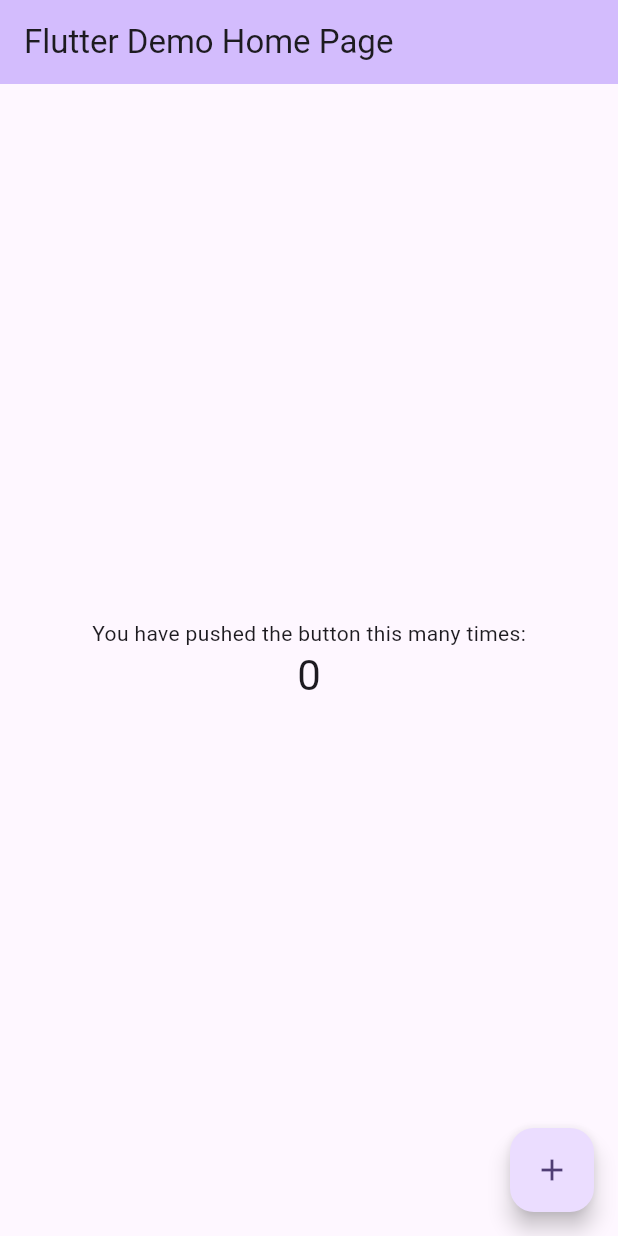
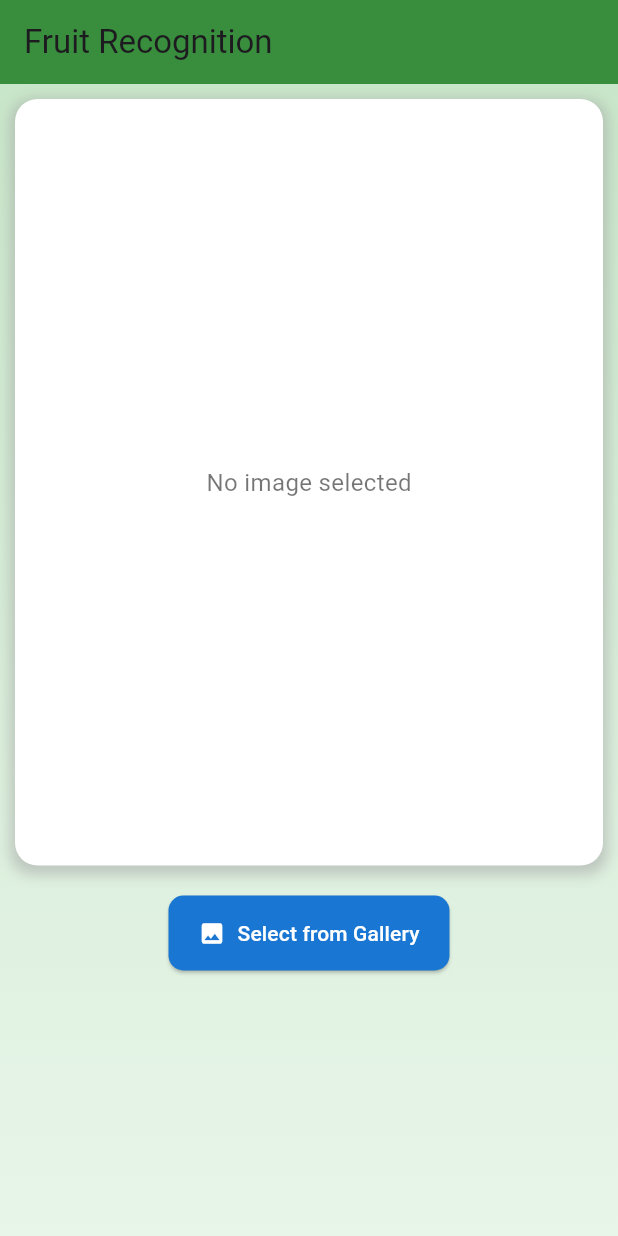
Before and after one commit to MaleeshaVidurath/FruitRecongnitionFlutterApp, a Flutter app: the screen it shows after launch, on a phone screen of 412 x 824 dp. Run offline on Flutter 3.47's test engine with Material 3 defaults, Android fonts, the phone set to English and light mode, and no system bars; our stand-ins replace image_picker.

Commit message:
image picker dependecy added adn customise the project

```diff
--- a/app/lib/main.dart
+++ b/app/lib/main.dart
@@ -1,125 +1,123 @@
 import 'package:flutter/material.dart';
+import 'package:image_picker/image_picker.dart';
 
 void main() {
-  runApp(const MyApp());
+  runApp(const FruitRecognitionApp());
 }
 
-class MyApp extends StatelessWidget {
-  const MyApp({super.key});
+class FruitRecognitionApp extends StatelessWidget {
+  const FruitRecognitionApp({super.key});
 
-  // This widget is the root of your application.
   @override
   Widget build(BuildContext context) {
     return MaterialApp(
-      title: 'Flutter Demo',
+      debugShowCheckedModeBanner: false,
+      title: 'Fruit Recognition',
       theme: ThemeData(
-        // This is the theme of your application.
-        //
-        // TRY THIS: Try running your application with "flutter run". You'll see
-        // the application has a purple toolbar. Then, without quitting the app,
-        // try changing the seedColor in the colorScheme below to Colors.green
-        // and then invoke "hot reload" (save your changes or press the "hot
-        // reload" button in a Flutter-supported IDE, or press "r" if you used
-        // the command line to start the app).
-        //
-        // Notice that the counter didn't reset back to zero; the application
-        // state is not lost during the reload. To reset the state, use hot
-        // restart instead.
-        //
-        // This works for code too, not just values: Most code changes can be
-        // tested with just a hot reload.
-        colorScheme: ColorScheme.fromSeed(seedColor: Colors.deepPurple),
-        useMaterial3: true,
+        primarySwatch: Colors.green,
+        visualDensity: VisualDensity.adaptivePlatformDensity,
       ),
-      home: const MyHomePage(title: 'Flutter Demo Home Page'),
+      home: const FruitRecognitionHomePage(),
     );
   }
 }
 
-class MyHomePage extends StatefulWidget {
-  const MyHomePage({super.key, required this.title});
-
-  // This widget is the home page of your application. It is stateful, meaning
-  // that it has a State object (defined below) that contains fields that affect
-  // how it looks.
-
-  // This class is the configuration for the state. It holds the values (in this
-  // case the title) provided by the parent (in this case the App widget) and
-  // used by the build method of the State. Fields in a Widget subclass are
-  // always marked "final".
-
-  final String title;
+class FruitRecognitionHomePage extends StatefulWidget {
+  const FruitRecognitionHomePage({super.key});
 
   @override
-  State<MyHomePage> createState() => _MyHomePageState();
+  State<FruitRecognitionHomePage> createState() =>
+      _FruitRecognitionHomePageState();
 }
 
-class _MyHomePageState extends State<MyHomePage> {
-  int _counter = 0;
+class _FruitRecognitionHomePageState extends State<FruitRecognitionHomePage> {
+  final ImagePicker _picker = ImagePicker();
+  XFile? _pickedImage;
 
-  void _incrementCounter() {
-    setState(() {
-      // This call to setState tells the Flutter framework that something has
-      // changed in this State, which causes it to rerun the build method below
-      // so that the display can reflect the updated values. If we changed
-      // _counter without calling setState(), then the build method would not be
-      // called again, and so nothing would appear to happen.
-      _counter++;
-    });
+  Future<void> pickImageFromGallery() async {
+    try {
+      final pickedImage = await _picker.pickImage(source: ImageSource.gallery);
+      setState(() {
+        _pickedImage = pickedImage;
+      });
+    } catch (e) {
+      print('Error picking image: $e');
+    }
   }
 
   @override
   Widget build(BuildContext context) {
-    // This method is rerun every time setState is called, for instance as done
-    // by the _incrementCounter method above.
-    //
-    // The Flutter framework has been optimized to make rerunning build methods
-    // fast, so that you can just rebuild anything that needs updating rather
-    // than having to individually change instances of widgets.
     return Scaffold(
       appBar: AppBar(
-        // TRY THIS: Try changing the color here to a specific color (to
-        // Colors.amber, perhaps?) and trigger a hot reload to see the AppBar
-        // change color while the other colors stay the same.
-        backgroundColor: Theme.of(context).colorScheme.inversePrimary,
-        // Here we take the value from the MyHomePage object that was created by
-        // the App.build method, and use it to set our appbar title.
-        title: Text(widget.title),
+        title: const Text('Fruit Recognition'),
+        backgroundColor: Colors.green.shade700,
       ),
-      body: Center(
-        // Center is a layout widget. It takes a single child and positions it
-        // in the middle of the parent.
+      body: Container(
+        decoration: BoxDecoration(
+          gradient: LinearGradient(
+            colors: [Colors.green.shade100, Colors.green.shade50],
+            begin: Alignment.topCenter,
+            end: Alignment.bottomCenter,
+          ),
+        ),
         child: Column(
-          // Column is also a layout widget. It takes a list of children and
-          // arranges them vertically. By default, it sizes itself to fit its
-          // children horizontally, and tries to be as tall as its parent.
-          //
-          // Column has various properties to control how it sizes itself and
-          // how it positions its children. Here we use mainAxisAlignment to
-          // center the children vertically; the main axis here is the vertical
-          // axis because Columns are vertical (the cross axis would be
-          // horizontal).
-          //
-          // TRY THIS: Invoke "debug painting" (choose the "Toggle Debug Paint"
-          // action in the IDE, or press "p" in the console), to see the
-          // wireframe for each widget.
-          mainAxisAlignment: MainAxisAlignment.center,
-          children: <Widget>[
-            const Text(
-              'You have pushed the button this many times:',
+          children: [
+            Expanded(
+              flex: 3,
+              child: Padding(
+                padding: const EdgeInsets.all(10.0),
+                child: Container(
+                  decoration: BoxDecoration(
+                    color: Colors.white,
+                    borderRadius: BorderRadius.circular(15),
+                    boxShadow: [
+                      BoxShadow(
+                        color: Colors.grey.withOpacity(0.5),
+                        spreadRadius: 3,
+                        blurRadius: 7,
+                        offset: const Offset(0, 3),
+                      ),
+                    ],
+                  ),
+                  child: ClipRRect(
+                    borderRadius: BorderRadius.circular(15),
+                    child: _pickedImage == null
+                        ? const Center(
+                            child: Text(
+                              'No image selected',
+                              style: TextStyle(
+                                color: Colors.black54,
+                                fontSize: 16,
+                              ),
+                            ),
+                          )
+                        : Image.network(
+                            _pickedImage!.path,
+                            fit: BoxFit.cover,
+                          ),
+                  ),
+                ),
+              ),
             ),
-            Text(
-              '$_counter',
-              style: Theme.of(context).textTheme.headlineMedium,
+            const SizedBox(height: 10),
+            ElevatedButton.icon(
+              onPressed: pickImageFromGallery,
+              icon: const Icon(Icons.photo),
+              label: const Text('Select from Gallery'),
+              style: ElevatedButton.styleFrom(
+                backgroundColor: Colors.blue.shade700,
+                foregroundColor: Colors.white,
+                shape: RoundedRectangleBorder(
+                  borderRadius: BorderRadius.circular(10),
+                ),
+                padding:
+                    const EdgeInsets.symmetric(horizontal: 20, vertical: 15),
+              ),
             ),
+            const Spacer(),
           ],
         ),
       ),
-      floatingActionButton: FloatingActionButton(
-        onPressed: _incrementCounter,
-        tooltip: 'Increment',
-        child: const Icon(Icons.add),
-      ), // This trailing comma makes auto-formatting nicer for build methods.
     );
   }
 }
--- a/app/pubspec.yaml
+++ b/app/pubspec.yaml
@@ -31,6 +31,7 @@ dependencies:
   flutter:
     sdk: flutter
   tflite_flutter: ^0.11.0
+  image_picker: ^1.0.0
 
   # The following adds the Cupertino Icons font to your application.
   # Use with the CupertinoIcons class for iOS style icons.
```
Also changed, not shown: app/pubspec.lock, 6 other files.
